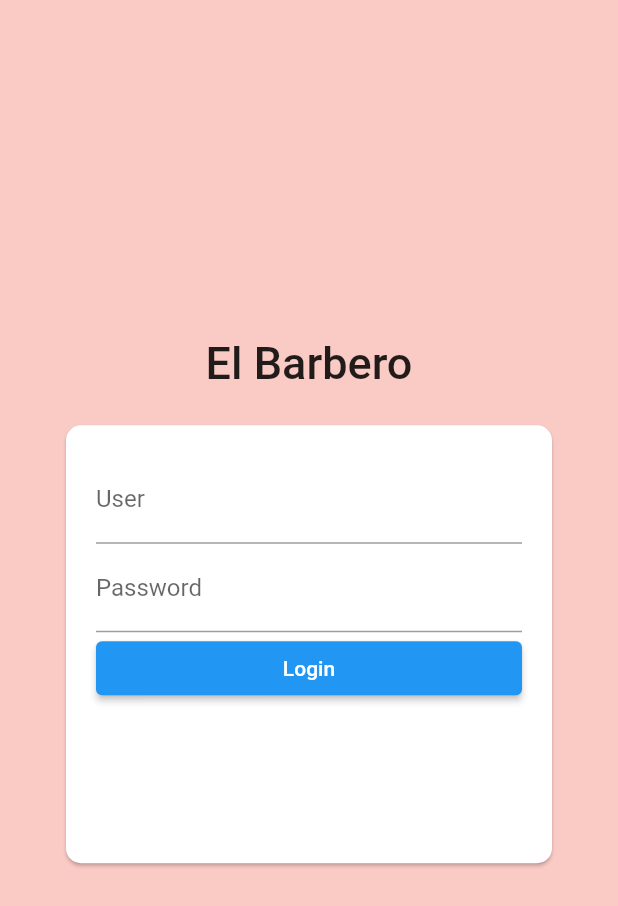
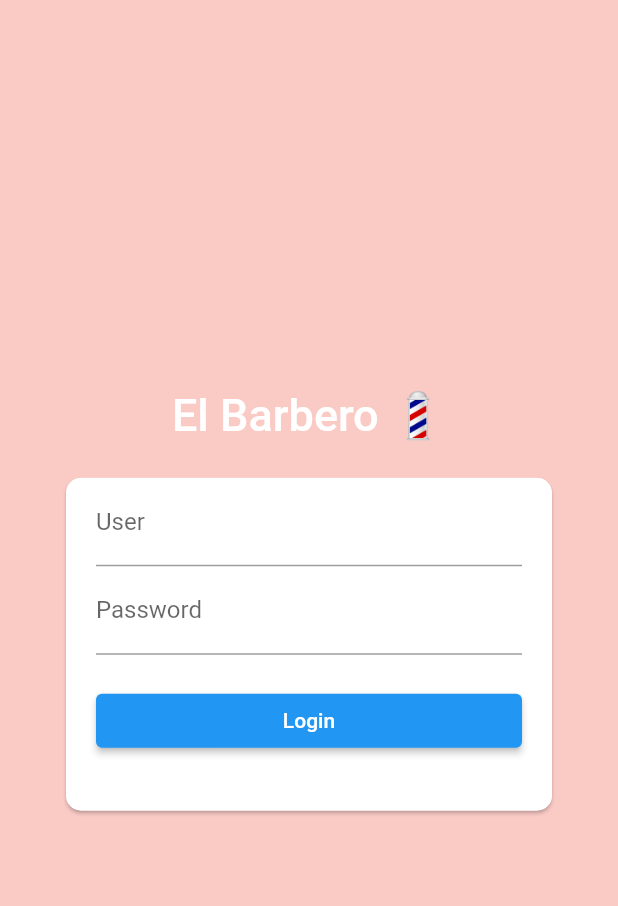
Before and after one commit to adautovjr/barberapp, a Flutter app: the screen it shows after launch, on a phone screen of 412 x 824 dp. Shown: the top 906 px of the screen. Run offline on Flutter 3.47's test engine with Material 2 defaults, Android fonts, the phone set to English and light mode, and no system bars; our stand-ins replace graphql_flutter, universal_platform.

Commit message:
feat: Added more styles

```diff
--- a/lib/screens/login.dart
+++ b/lib/screens/login.dart
@@ -24,21 +24,22 @@ class _LoginState extends State<LoginScreen> {
             mainAxisAlignment: MainAxisAlignment.center,
             children: [
               const Text(
-                'El Barbero',
+                'El Barbero 💈',
                 style: TextStyle(
                   fontSize: 30,
                   fontWeight: FontWeight.w500,
+                  color: Colors.white,
                 ),
               ),
               Padding(
                 padding: const EdgeInsets.all(20),
                 child: SizedBox(
-                  height: 300,
+                  height: 230,
                   child: Card(
                     shape: RoundedRectangleBorder(
                         borderRadius: BorderRadius.circular(10)),
                     child: Padding(
-                      padding: const EdgeInsets.all(20),
+                      padding: const EdgeInsets.fromLTRB(20, 0, 20, 0),
                       child: ListView(
                         children: <Widget>[
                           TextField(
@@ -53,6 +54,9 @@ class _LoginState extends State<LoginScreen> {
                             decoration: const InputDecoration(
                               labelText: 'Password',
                             ),
+                          ),
+                          const SizedBox(
+                            height: 20,
                           ),
                           ElevatedButton(
                               onPressed: () {
--- a/lib/screens/users/list.dart
+++ b/lib/screens/users/list.dart
@@ -53,7 +53,7 @@ class _UsersScreenState extends State<UsersScreen> {
         backgroundColor: Theme.of(context).backgroundColor,
         actions: [
           IconButton(
-            icon: const Icon(Icons.add),
+            icon: const Icon(Icons.account_circle_rounded),
             onPressed: () {
               _ShowDialog();
             },
```
